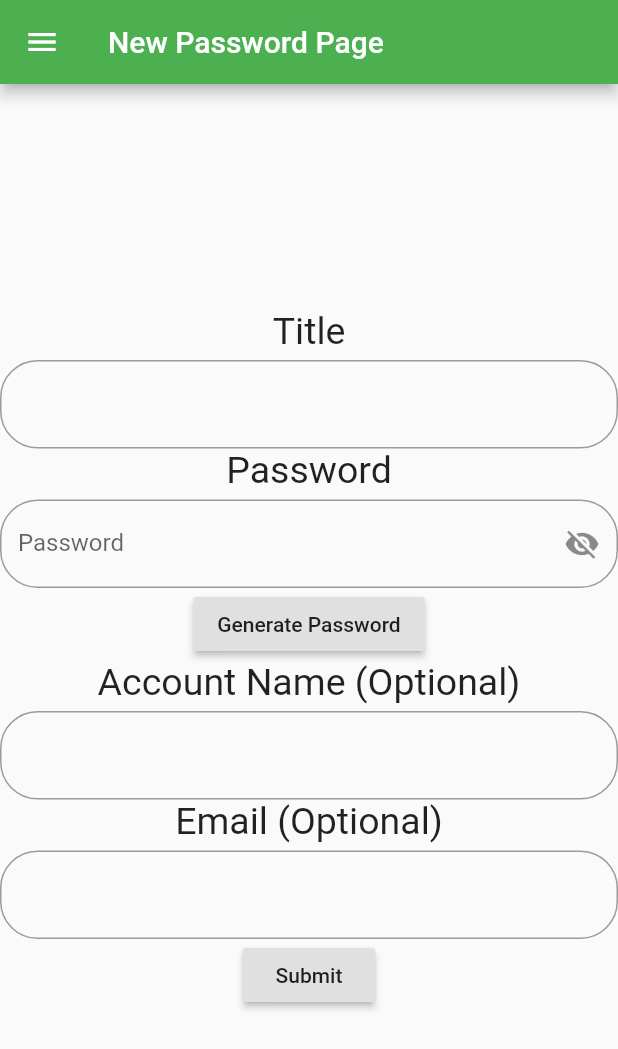
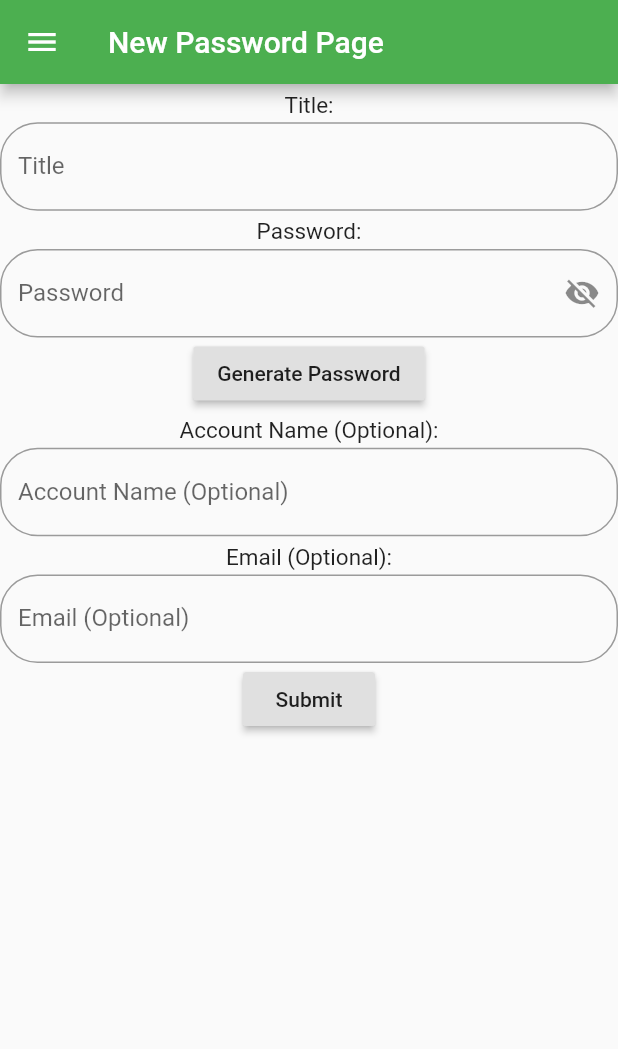
Before and after one commit to uprm-inso-4101-2020-2021-S1/semester-project-oni-kingsmen, a Flutter app: the NewPasswordPage screen opened directly, on a phone screen of 412 x 824 dp. Shown: the top 1049 px of the screen. Run offline on Flutter 3.47's test engine with Material 2 defaults, Android fonts, the phone set to English and light mode, and no system bars; our stand-ins replace fluttertoast; network calls fail.

Commit message:
Bug/typo fixes & optimization

```diff
--- a/lib/generator.dart
+++ b/lib/generator.dart
@@ -155,6 +155,7 @@ Future<String> passwordGeneratorPopup(BuildContext context) {
       print(formData);
       return true;
     }
+    return false;
   }
 
   return showDialog(
@@ -171,7 +172,6 @@ Future<String> passwordGeneratorPopup(BuildContext context) {
                   Navigator.of(context).pop(generatePassword(formData["size"],
                       formData["numberCount"], formData["symbolCount"]));
                 }
-                ;
               })
         ],
       );
--- a/lib/main.dart
+++ b/lib/main.dart
@@ -18,8 +18,8 @@ int userID = 0;
 //   return passwordList;
 // }
 
-void createNewPassword(
-    String password, String account, String email, String main) {
+void createNewPassword(String password, String account, String email,
+    String main) {
   print("creating password with" +
       " main: " +
       main +
@@ -61,7 +61,8 @@ class MyApp extends StatelessWidget {
 Future<bool> onBackPressed(BuildContext context) async {
   return showDialog(
     context: context,
-    builder: (context) => new AlertDialog(
+    builder: (context) =>
+    new AlertDialog(
       title: new Text('You are about to log out.'),
       content: new Text('Are you sure?'),
       actions: <Widget>[
@@ -132,7 +133,6 @@ Drawer createDrawer(BuildContext context) {
           title: Text('Settings'),
           onTap: () {
             Navigator.of(context).pop();
-            Navigator.of(context).pop();
             Navigator.push(
               context,
               MaterialPageRoute(builder: (context) => SettingPage()),
@@ -142,7 +142,6 @@ Drawer createDrawer(BuildContext context) {
         ListTile(
           title: Text('Log Out'),
           onTap: () {
-            // Navigator.of(context).popUntil((route) => route.isFirst);
             onBackPressed(context);
           },
         ),
@@ -180,7 +179,6 @@ Drawer createPasswordDrawer(BuildContext context) {
           onTap: () {
             Navigator.of(context).pop();
             Navigator.of(context).pop();
-            Navigator.of(context).pop();
             Navigator.push(
               context,
               MaterialPageRoute(builder: (context) => SettingPage()),
@@ -190,7 +188,6 @@ Drawer createPasswordDrawer(BuildContext context) {
         ListTile(
           title: Text('Log Out'),
           onTap: () {
-            // Navigator.of(context).popUntil((route) => route.isFirst);
             onBackPressed(context);
           },
         ),
@@ -221,10 +218,45 @@ class _SettingPageState extends State<SettingPage> {
   @override
   Widget build(BuildContext context) {
     // Scaffold is a layout for the major Material Components.
-    return WillPopScope(
-      onWillPop: () => onBackPressed(context),
-      child: Scaffold(
-        drawer: createDrawer(context),
+    return Scaffold(
+      drawer: Drawer(
+        child: ListView(
+          // Important: Remove any padding from the ListView.
+          padding: EdgeInsets.zero,
+          children: <Widget>[
+            DrawerHeader(
+              child: Text('Hello Guy!'),
+              decoration: BoxDecoration(
+                color: Colors.blue,
+              ),
+            ),
+            ListTile(
+              title: Text('Accounts'),
+              onTap: () {
+                Navigator.of(context).pop();
+                Navigator.of(context).pop();
+                Navigator.of(context).pop();
+                Navigator.push(
+                  context,
+                  MaterialPageRoute(builder: (context) => HomePage()),
+                );
+              },
+            ),
+            ListTile(
+              title: Text('Settings'),
+              onTap: () {
+                Navigator.of(context).pop();
+              },
+            ),
+            ListTile(
+              title: Text('Log Out'),
+              onTap: () {
+                onBackPressed(context);
+              },
+            ),
+          ],
+        ),
+      ),
       appBar: AppBar(
         title: Text('Settings Page'),
       ),
@@ -236,7 +268,6 @@ class _SettingPageState extends State<SettingPage> {
         tooltip: 'Add', // used by assistive technologies
         child: Icon(Icons.airline_seat_recline_extra),
         onPressed: null,
-        ),
       ),
     );
   }
@@ -375,7 +406,7 @@ class _SignInPageState extends State<SignInPage> {
 
   bool _signIn = true;
 
-  Widget boxUI() {
+  Widget _loginBoxUI() {
     return Card(
       elevation: 10.0,
       shape: RoundedRectangleBorder(
@@ -419,7 +450,7 @@ class _SignInPageState extends State<SignInPage> {
         child: Column(
           mainAxisAlignment: MainAxisAlignment.center,
           children: <Widget>[
-            boxUI(),
+            _loginBoxUI(),
             _buildUsernameField(),
             _buildPasswordField(),
             _buildSubmitButton(),
@@ -430,6 +461,7 @@ class _SignInPageState extends State<SignInPage> {
   Widget _buildUsernameField() {
     return Column(
       children: [
+        new Padding(padding: EdgeInsets.only(top: 15.0)),
         new Text('Username', style: new TextStyle(fontSize: 25.0)),
         new Padding(padding: EdgeInsets.only(top: 5.0)),
         new TextFormField(
@@ -456,6 +488,7 @@ class _SignInPageState extends State<SignInPage> {
   Widget _buildPasswordField() {
     return Column(
       children: [
+        new Padding(padding: EdgeInsets.only(top: 5.0)),
         new Text('Password', style: new TextStyle(fontSize: 25.0)),
         new Padding(padding: EdgeInsets.only(top: 5.0)),
         new TextFormField(
@@ -551,7 +584,8 @@ class _NewPasswordPageState extends State<NewPasswordPage> {
     return Form(
         key: _formKey,
         child: Column(
-          mainAxisAlignment: MainAxisAlignment.center,
+          mainAxisAlignment: MainAxisAlignment.start,
+
           children: <Widget>[
             _buildMainField(),
             _buildPasswordField(),
@@ -573,8 +607,9 @@ class _NewPasswordPageState extends State<NewPasswordPage> {
   Widget _buildPasswordField() {
     return Column(
       children: [
-        new Text('Password', style: new TextStyle(fontSize: 25.0)),
         new Padding(padding: EdgeInsets.only(top: 5.0)),
+        new Text('Password:', style: new TextStyle(fontSize: 15.0)),
+        new Padding(padding: EdgeInsets.only(top: 2.5)),
         new TextFormField(
             controller: _passwordController,
             decoration: new InputDecoration(
@@ -621,11 +656,13 @@ class _NewPasswordPageState extends State<NewPasswordPage> {
   Widget _buildEmailField() {
     return Column(
       children: [
-        new Text('Email (Optional)', style: new TextStyle(fontSize: 25.0)),
         new Padding(padding: EdgeInsets.only(top: 5.0)),
+        new Text('Email (Optional):', style: new TextStyle(fontSize: 15.0)),
+        new Padding(padding: EdgeInsets.only(top: 2.5)),
         new TextFormField(
           controller: _emailController,
           decoration: new InputDecoration(
+            labelText: 'Email (Optional)',
             fillColor: Colors.white,
             border: new OutlineInputBorder(
               borderRadius: new BorderRadius.circular(25.0),
@@ -633,15 +670,14 @@ class _NewPasswordPageState extends State<NewPasswordPage> {
             ),
           ),
           onSaved: (email) {
-            _emailController.text = _emailController.text.toLowerCase();
-            formData['email'] = email.toLowerCase();
+            formData['email'] = email;
           },
           validator: (email) {
-            _emailController.text = _emailController.text.toLowerCase();
             if (email.length > 0 &&
-                !RegExp(r"[a-z0-9!#$%&'*+/=?^_`{|}~-]+(?:\.[a-z0-9!#$%&'*+/=?^_`{|}~-]+)*@(?:[a-z0-9](?:[a-z0-9-]*[a-z0-9])?\.)+[a-z0-9](?:[a-z0-9-]*[a-z0-9])?")
-                    .hasMatch(email.toLowerCase())) {
-              return 'This is not a valid email';
+                !RegExp(
+                    r"[a-zA-Z0-9!#$%&'*+/=?^_`{|}~-]+(?:\.[a-zA-Z0-9!#$%&'*+/=?^_`{|}~-]+)*@(?:[a-zA-Z0-9](?:[a-zA-Z0-9-]*[a-zA-Z0-9])?\.)+[a-zA-Z0-9](?:[a-zA-Z0-9-]*[a-zA-Z0-9])?")
+                    .hasMatch(email)) {
+              return 'This is an invalid email.';
             } else {
               return null;
             }
@@ -654,13 +690,16 @@ class _NewPasswordPageState extends State<NewPasswordPage> {
   Widget _buildAccountField() {
     return Column(
       children: [
-        new Text('Account Name (Optional)',
-            style: new TextStyle(fontSize: 25.0)),
         new Padding(padding: EdgeInsets.only(top: 5.0)),
+        new Text('Account Name (Optional):',
+            textAlign: TextAlign.left,
+            style: new TextStyle(fontSize: 15.0)),
+        new Padding(padding: EdgeInsets.only(top: 2.5)),
         new TextFormField(
           controller: _usernameController,
           decoration: new InputDecoration(
             fillColor: Colors.white,
+            labelText: 'Account Name (Optional)',
             border: new OutlineInputBorder(
               borderRadius: new BorderRadius.circular(25.0),
               borderSide: new BorderSide(),
@@ -677,11 +716,13 @@ class _NewPasswordPageState extends State<NewPasswordPage> {
   Widget _buildMainField() {
     return Column(
       children: [
-        new Text('Title', style: new TextStyle(fontSize: 25.0)),
         new Padding(padding: EdgeInsets.only(top: 5.0)),
+        new Text('Title:', style: new TextStyle(fontSize: 15.0)),
+        new Padding(padding: EdgeInsets.only(top: 2.5)),
         new TextFormField(
             controller: _mainController,
             decoration: new InputDecoration(
+              labelText: 'Title',
               fillColor: Colors.white,
               border: new OutlineInputBorder(
                 borderRadius: new BorderRadius.circular(25.0),
@@ -692,18 +733,22 @@ class _NewPasswordPageState extends State<NewPasswordPage> {
               formData['main'] = title;
             },
             validator: (title) =>
-                title.length <= 0 ? 'Please enter a Title' : null),
+            title.length <= 0 ? 'Please enter a title.' : null),
       ],
     );
   }
 
   Widget _buildSubmitButton() {
+    if (processing == false)
       return RaisedButton(
         onPressed: () {
           _submitForm();
         },
         child: Text('Submit'),
       );
+    else {
+      return CircularProgressIndicator(backgroundColor: Colors.green,);
+    }
   }
 
   void _submitForm() {
@@ -740,7 +785,7 @@ class _NewPasswordPageState extends State<NewPasswordPage> {
       Fluttertoast.showToast(
           msg: "New Password Added", toastLength: Toast.LENGTH_SHORT);
       createNewPassword(_passwordController.text, _usernameController.text,
-          _emailController.text = '', _mainController.text);
+          _emailController.text, _mainController.text);
       _passwordController.text = '';
       _usernameController.text = '';
       _emailController.text = '';
@@ -792,9 +837,6 @@ class _HomePageState extends State<HomePage> {
 
   @override
   Widget build(BuildContext context) {
-
-
-
     return WillPopScope(
       onWillPop: () => onBackPressed(context),
       child: Scaffold(
```
Also changed, not shown: 1 other file. Lines whose indentation alone changed are shown as unchanged.
